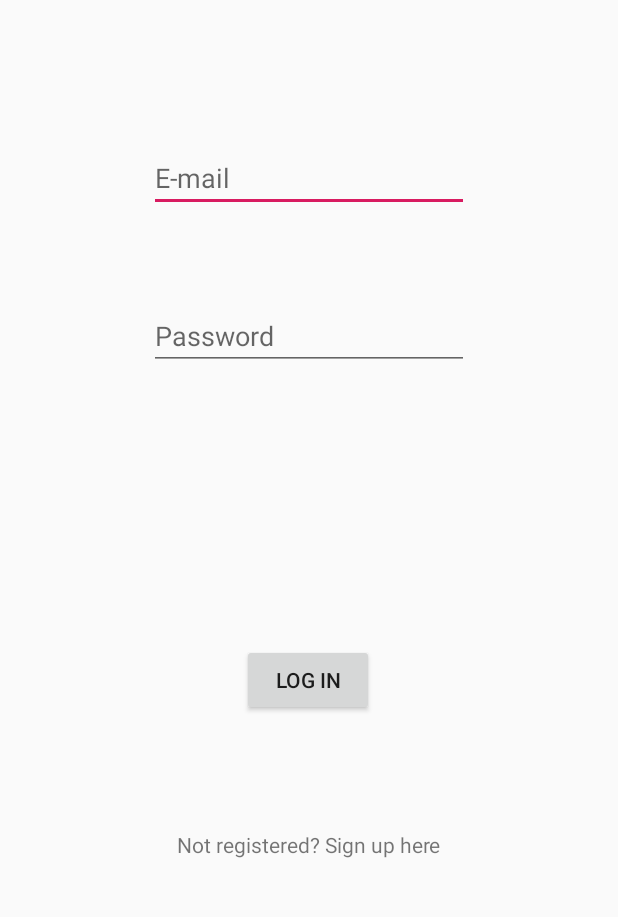
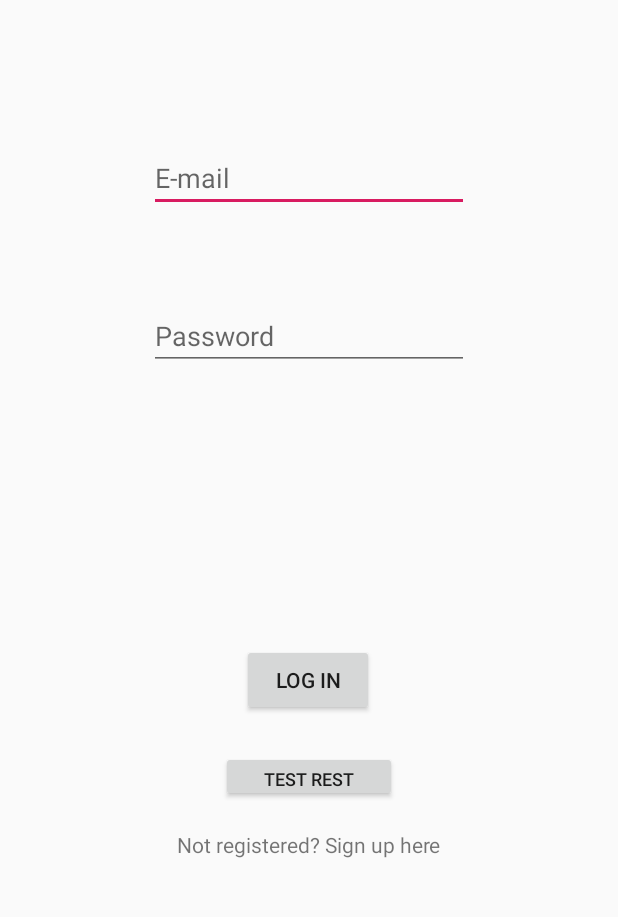
Before and after one commit to AlexNutu/GroupExpenseTracker, an Android app: the screen it shows after launch (LoginActivity), on a phone screen of 412 x 824 dp, the part 227-1144 px from its top. Run offline under Robolectric (Android 15) with nearby library versions, the phone set to English and light mode, and no system bars; libraries missing offline, so code that uses them is left out: org.springframework.http, org.springframework.web.

Commit message:
Added changes for accessing rest API from the Login activity

```diff
--- a/app/src/main/AndroidManifest.xml
+++ b/app/src/main/AndroidManifest.xml
@@ -1,6 +1,8 @@
 <?xml version="1.0" encoding="utf-8"?>
 <manifest xmlns:android="http://schemas.android.com/apk/res/android"
     package="com.example.expensetracker">
+
+    <uses-permission android:name="android.permission.INTERNET"/>
 
     <application
         android:allowBackup="true"
--- a/app/src/main/res/layout/activity_login.xml
+++ b/app/src/main/res/layout/activity_login.xml
@@ -77,6 +77,8 @@
         app:layout_constraintHorizontal_bias="0.498"
         app:layout_constraintStart_toStartOf="parent" />
 
+
+
     <TextView
         android:id="@+id/goToRegisterTV"
         android:layout_width="wrap_content"
@@ -87,5 +89,17 @@
         app:layout_constraintEnd_toEndOf="parent"
         app:layout_constraintStart_toStartOf="parent" />
 
+    <Button
+        android:id="@+id/testRestBtn"
+        android:layout_width="117dp"
+        android:layout_height="34dp"
+        android:layout_marginTop="23dp"
+        android:text="Test rest"
+        android:textSize="12sp"
+        app:layout_constraintEnd_toEndOf="parent"
+        app:layout_constraintStart_toStartOf="parent"
+        app:layout_constraintTop_toBottomOf="@+id/loginBtn"
+        />
+
 
 </androidx.constraintlayout.widget.ConstraintLayout>
```
Also changed, not shown: app/build.gradle (+9 -0 lines), app/src/main/java/com/example/expensetracker/LoginActivity.java (+41 -0 lines), app/src/main/java/com/example/expensetracker/domain/Notification.java (added, +42 -0 lines).
